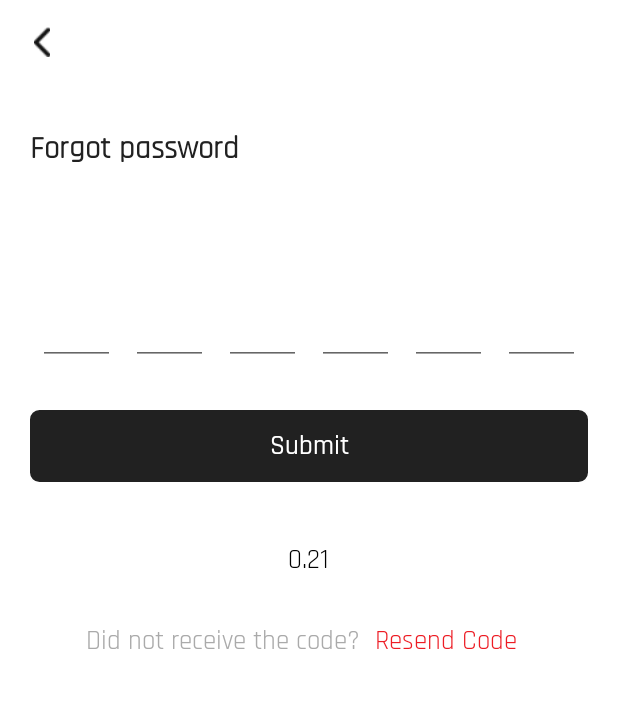
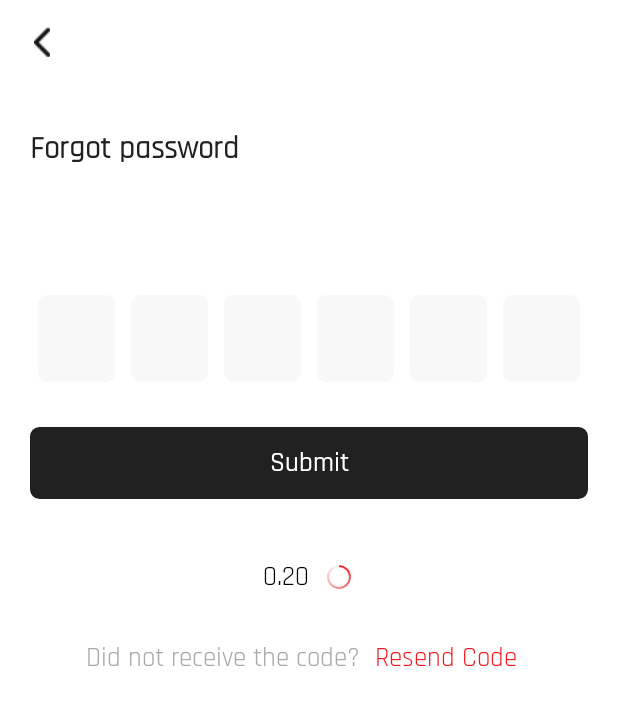
Before and after one commit to Adengs/Sitepat, an Android app: the layout activity_forgot_password_verification.xml on its own in the app's theme, with its tools: preview values and no code run, on a phone screen of 412 x 824 dp. Shown: the top 705 px of the screen. Run offline under Robolectric (Android 15) with nearby library versions, the phone set to English and light mode, and no system bars; network calls fail.

Commit message:
fixing walkthrough, feedback page verification otp

```diff
--- a/app/src/main/AndroidManifest.xml
+++ b/app/src/main/AndroidManifest.xml
@@ -50,7 +50,8 @@
             android:screenOrientation="portrait" />
         <activity
             android:name=".page.main.MainActivity"
-            android:screenOrientation="portrait" />
+            android:screenOrientation="portrait"
+            android:theme="@style/TemaNoActionBar"/>
         <activity android:name=".page.splashscreen.SplashScreenActivity">
             <intent-filter>
                 <action android:name="android.intent.action.MAIN" />
--- a/app/src/main/java/com/codelabs/dokter_mobil_customer/page/password/ForgotPasswordVerificationActivity.java
+++ b/app/src/main/java/com/codelabs/dokter_mobil_customer/page/password/ForgotPasswordVerificationActivity.java
@@ -10,8 +10,10 @@ import android.annotation.SuppressLint;
 import android.content.Intent;
 import android.os.Build;
 import android.os.Bundle;
+import android.os.CountDownTimer;
 import android.text.TextUtils;
 import android.view.View;
+import android.widget.ProgressBar;
 import android.widget.Toast;
 
 import com.codelabs.dokter_mobil_customer.R;
@@ -65,10 +67,17 @@ public class ForgotPasswordVerificationActivity extends BaseActivity implements
     @SuppressLint("NonConstantResourceId")
     @BindView(R.id.edt_code_6)
     AppCompatEditText edtCode6;
+    @SuppressLint("NonConstantResourceId")
+    @BindView(R.id.tv_timer)
+    AppCompatTextView tvTimer;
+    @SuppressLint("NonConstantResourceId")
+    @BindView(R.id.progress_bar)
+    ProgressBar progressBar;
 
     /*declare global variable in here*/
 
     String identity = "";
+    CountDownTimer countDownTimer;
 
     @Override
     protected void onCreate(Bundle savedInstanceState) {
@@ -78,6 +87,7 @@ public class ForgotPasswordVerificationActivity extends BaseActivity implements
         getPrevData();
         initView();
         initSetup();
+        startTimer(2);
 
     }
 
@@ -225,6 +235,30 @@ public class ForgotPasswordVerificationActivity extends BaseActivity implements
         });
     }
 
+    private void startTimer(final int minute) {
+        countDownTimer = new CountDownTimer(60 * minute * 1000, 500) {
+            @Override
+            public void onTick(long leftTimeInMilliseconds) {
+                long seconds = leftTimeInMilliseconds / 1000;
+                progressBar.setProgress((int)seconds);
+                tvTimer.setText(String.format("%02d", seconds/60) + ":" + String.format("%02d", seconds%60));
+                // format the textview to show the easily readable format
+
+            }
+            @Override
+            public void onFinish() {
+                if(tvTimer.getText().equals("00:00")){
+                    tvTimer.setText("OTP expired");
+                }
+               /* else{
+                    tvTimer.setText("2:00");
+                    progressBar.setProgress(60*minute);
+                }*/
+            }
+        }.start();
+
+    }
+
     /*declare function click in here*/
 
     @Override
--- /dev/null
+++ b/app/src/main/res/drawable/circular_progress_bar.xml
@@ -0,0 +1,26 @@
+<?xml version="1.0" encoding="utf-8"?>
+<layer-list xmlns:android="http://schemas.android.com/apk/res/android">
+    <item>
+        <shape
+            android:shape="ring"
+            android:thicknessRatio="16"
+            android:useLevel="false">
+            <solid android:color="#DDD" />
+        </shape>
+    </item>
+    <item>
+        <rotate
+            android:fromDegrees="270"
+            android:toDegrees="270">
+            <shape
+                android:shape="ring"
+                android:thicknessRatio="16"
+                android:useLevel="true">
+                <gradient
+                    android:endColor="@color/colorPrimary"
+                    android:startColor="@color/red_text"
+                    android:type="sweep" />
+            </shape>
+        </rotate>
+    </item>
+</layer-list>
--- a/app/src/main/res/layout/activity_forgot_password_verification.xml
+++ b/app/src/main/res/layout/activity_forgot_password_verification.xml
@@ -72,7 +72,9 @@
                     android:layout_marginLeft="5dp"
                     android:layout_marginRight="5dp"
                     android:layout_weight="1"
+                    android:padding="16dp"
                     android:selectAllOnFocus="true"
+                    android:background="@drawable/background_edittext_grey"
                     android:gravity="center"
                     android:fontFamily="@font/rajdhani_medium"
                     android:textSize="@dimen/_16ssp"
@@ -87,6 +89,8 @@
                     android:layout_height="wrap_content"
                     android:layout_marginLeft="5dp"
                     android:layout_marginRight="5dp"
+                    android:padding="16dp"
+                    android:background="@drawable/background_edittext_grey"
                     android:layout_weight="1"
                     android:selectAllOnFocus="true"
                     android:gravity="center"
@@ -103,6 +107,8 @@
                     android:layout_height="wrap_content"
                     android:layout_marginLeft="5dp"
                     android:layout_marginRight="5dp"
+                    android:padding="16dp"
+                    android:background="@drawable/background_edittext_grey"
                     android:layout_weight="1"
                     android:selectAllOnFocus="true"
                     android:gravity="center"
@@ -119,6 +125,8 @@
                     android:layout_height="wrap_content"
                     android:layout_marginLeft="5dp"
                     android:layout_marginRight="5dp"
+                    android:padding="16dp"
+                    android:background="@drawable/background_edittext_grey"
                     android:layout_weight="1"
                     android:selectAllOnFocus="true"
                     android:gravity="center"
@@ -135,6 +143,8 @@
                     android:layout_height="wrap_content"
                     android:layout_marginLeft="5dp"
                     android:layout_marginRight="5dp"
+                    android:padding="16dp"
+                    android:background="@drawable/background_edittext_grey"
                     android:layout_weight="1"
                     android:selectAllOnFocus="true"
                     android:gravity="center"
@@ -151,6 +161,8 @@
                     android:layout_height="wrap_content"
                     android:layout_marginLeft="5dp"
                     android:layout_marginRight="5dp"
+                    android:padding="16dp"
+                    android:background="@drawable/background_edittext_grey"
                     android:layout_weight="1"
                     android:selectAllOnFocus="true"
                     android:gravity="center"
@@ -207,21 +219,23 @@
                 tools:ignore="UselessParent">
 
                 <androidx.appcompat.widget.AppCompatTextView
-                    android:id="@+id/tv_time"
+                    android:id="@+id/tv_timer"
                     android:layout_width="wrap_content"
                     android:layout_height="wrap_content"
                     android:textSize="@dimen/_14ssp"
                     android:fontFamily="@font/rajdhani_regular"
                     android:textColor="@color/black"
-                    android:text="0.21"/>
+                    tools:text="0.20"/>
 
-<!--                <ProgressBar-->
-<!--                    android:id="@+id/barTimer"-->
-<!--                    style="?android:attr/progressBarStyleHorizontal"-->
-<!--                    android:layout_width="20dp"-->
-<!--                    android:layout_height="20dp"-->
-<!--                    android:layout_marginStart="10dp"-->
-<!--                    android:progressDrawable="@drawable/circular_progress_bar" />-->
+                <ProgressBar
+                    android:id="@+id/progress_bar"
+                    style="?android:attr/progressBarStyleHorizontal"
+                    android:layout_width="20dp"
+                    android:layout_height="20dp"
+                    android:layout_marginStart="10dp"
+                    android:layout_gravity="center"
+                    android:progressDrawable="@drawable/circular_progress_bar" />
+
             </LinearLayout>
 
         </RelativeLayout>
```
Also changed, not shown: app/src/main/java/com/codelabs/dokter_mobil_customer/page/walkthrough/WalkthroughActivity.java (+20 -8 lines), app/src/main/res/drawable/edittext_bottom_line.xml (added, +15 -0 lines).
